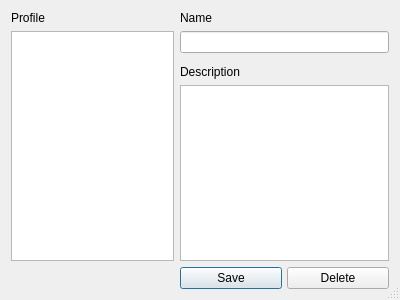
Before: the Qt Designer form gui_profiles.ui in Shub77/phoebetria-code, drawn with Qt 5.
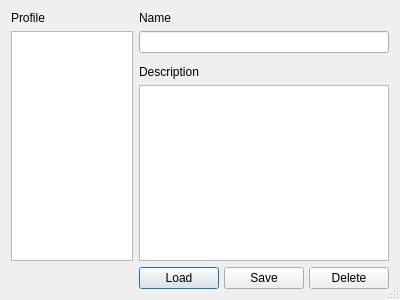
After: the same form once the commit is applied.

Commit message: reworking GUI appearance and added load profile to new profile form

What changed in the file:
```diff
--- a/gui_profiles.ui
+++ b/gui_profiles.ui
@@ -65,9 +65,13 @@
      <property name="spacing">
       <number>5</number>
      </property>
-     <property name="margin">
-      <number>0</number>
-     </property>
+     <item>
+      <widget class="QPushButton" name="ctrl_LoadProfile">
+       <property name="text">
+        <string>Load</string>
+       </property>
+      </widget>
+     </item>
      <item>
       <widget class="QPushButton" name="ctrl_SaveProfile">
        <property name="text">
```
The commit also changes 18 other files.
